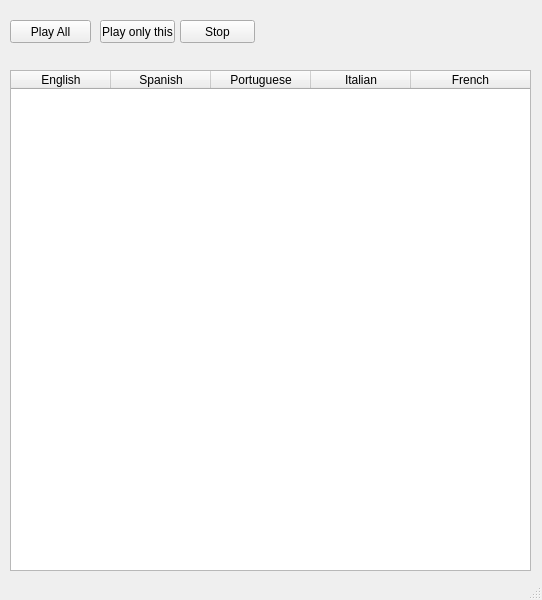
Old version of the form gui/main.ui in the repository nova-21/Vocabulary-TTS.
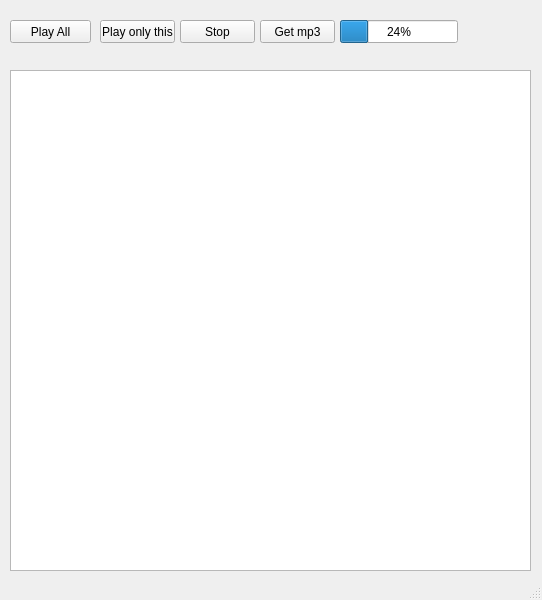
New version of the form.

Diff of the .ui file:
```diff
--- a/gui/main.ui
+++ b/gui/main.ui
@@ -42,31 +42,6 @@
     <attribute name="verticalHeaderStretchLastSection">
      <bool>false</bool>
     </attribute>
-    <column>
-     <property name="text">
-      <string>English</string>
-     </property>
-    </column>
-    <column>
-     <property name="text">
-      <string>Spanish</string>
-     </property>
-    </column>
-    <column>
-     <property name="text">
-      <string>Portuguese</string>
-     </property>
-    </column>
-    <column>
-     <property name="text">
-      <string>Italian</string>
-     </property>
-    </column>
-    <column>
-     <property name="text">
-      <string>French</string>
-     </property>
-    </column>
    </widget>
    <widget class="QPushButton" name="playThis">
     <property name="geometry">
@@ -94,6 +69,32 @@
      <string>Stop</string>
     </property>
    </widget>
+   <widget class="QPushButton" name="getMp3">
+    <property name="geometry">
+     <rect>
+      <x>260</x>
+      <y>20</y>
+      <width>75</width>
+      <height>23</height>
+     </rect>
+    </property>
+    <property name="text">
+     <string>Get mp3</string>
+    </property>
+   </widget>
+   <widget class="QProgressBar" name="progressBar">
+    <property name="geometry">
+     <rect>
+      <x>340</x>
+      <y>20</y>
+      <width>118</width>
+      <height>23</height>
+     </rect>
+    </property>
+    <property name="value">
+     <number>24</number>
+    </property>
+   </widget>
   </widget>
   <widget class="QStatusBar" name="statusbar"/>
  </widget>
```
